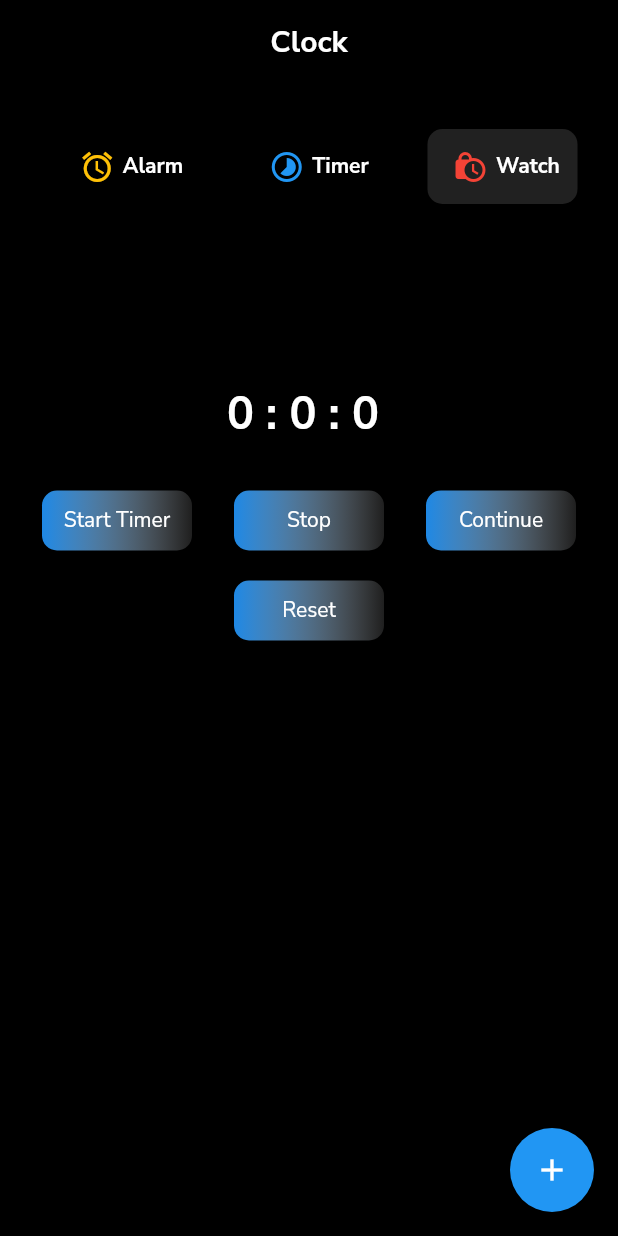
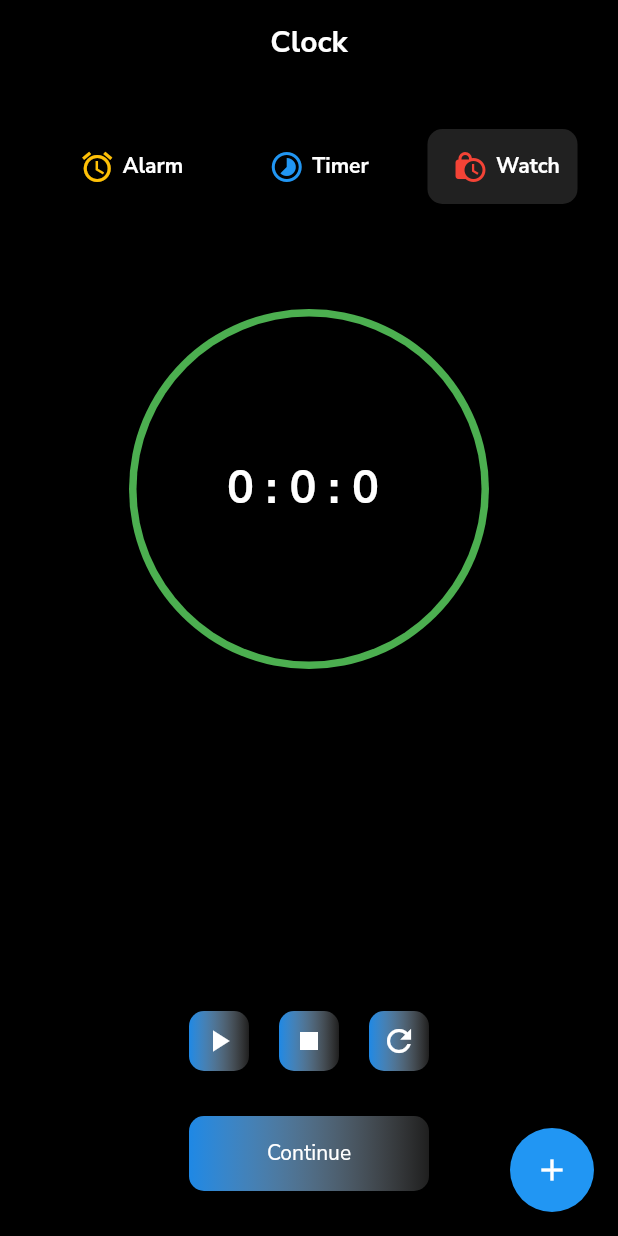
Before and after one commit to naveeramesh/clock_app, a Flutter app: the screen it shows after launch, after a tap on "Timer", after a tap on "Watch", on a phone screen of 412 x 824 dp. Run offline on Flutter 3.47's test engine with Material 2 defaults, Android fonts, the phone set to English and light mode, and no system bars; our stand-ins replace cloud_firestore, firebase_core, flutter_local_notifications, google_fonts, lottie, numberpicker; accounts and stored records are empty; network calls fail.

Commit message:
feat:Updated timer functionality

```diff
--- a/timer_app/lib/Screen/homeScreen.dart
+++ b/timer_app/lib/Screen/homeScreen.dart
@@ -348,7 +348,6 @@ class _HomeScreenState extends State<HomeScreen> {
               builder: (context, value, child) => value.title == "Timer"
                   ? Expanded(child: Container(child: buildTimer()))
                   : SizedBox()),
-          SizedBox(height: 50),
           Consumer<MenuType>(
               builder: (context, value, child) => value.title == "Watch"
                   ? Expanded(child: Container(child: buildbutton()))
@@ -360,8 +359,7 @@ class _HomeScreenState extends State<HomeScreen> {
 
   Widget buildTimer() {
     return Column(children: [
-      Expanded(
-          child: Row(
+      Row(
         mainAxisAlignment: MainAxisAlignment.center,
         children: [
           Column(
@@ -452,30 +450,102 @@ class _HomeScreenState extends State<HomeScreen> {
             ],
           )
         ],
+      ),
+      SizedBox(
+        height: 50,
+      ),
+      Consumer<Countdown>(
+        builder: (context, value, child) => CircleAvatar(
+            backgroundColor: Colors.green,
+            radius: 90,
+            child: CircleAvatar(
+              radius: 88,
+              backgroundColor: Colors.black,
+              child: Text(
+                "${value.totalsec}",
+                style: GoogleFonts.nunitoSans(color: Colors.white),
+              ),
             )),
-      Consumer<Countdown>(
-          builder: (context, value, child) => Text(value.totalsec.toString(),
-              style: GoogleFonts.nunitoSans(color: Colors.white))),
-      SizedBox(height: 40),
+      ),
+      Spacer(),
+      Row(
+        mainAxisAlignment: MainAxisAlignment.center,
+        children: [
           GestureDetector(
             onTap: () {
+              // if (seconds != 0) {
+              //   Timer.periodic(Duration(seconds: 1), (timer) {
+              //     setState(() {
+              //       if (seconds == 0 && min != 0) {
+              //         seconds = 60;
+              //       } else if (min == 0) {
+              //         seconds = 0;
+              //       } else {
+              //         seconds--;
+              //       }
+              //     });
+              //   });
+              // }
+              // if (min != 0) {
+              //   Timer.periodic(Duration(minutes: 1), (timer) {
+              //     setState(() {
+              //       if (min == 0 && hour != 0) {
+              //         min = 60;
+              //       } else if (hour == 0) {
+              //         min == 0;
+              //       } else {
+              //         min--;
+              //       }
+              //     });
+              //   });
+              // }
+              // if (hour != 0) {
+              //   Timer.periodic(Duration(hours: 1), (timer) {
+              //     setState(() {
+              //       if (hour == 0) {
+              //         hour = 0;
+              //       } else {
+              //         hour--;
+              //       }
+              //     });
+              //   });
+              // }
               final countdown = Provider.of<Countdown>(context, listen: false);
+              countdown.settimer();
             },
             child: Container(
-          height: 40,
-          width: 150,
                 decoration: BoxDecoration(
                     borderRadius: BorderRadius.circular(10),
                     gradient: LinearGradient(
                       colors: [Colors.blue[600]!, Colors.white12],
                     )),
-          child: Center(
-            child: Text(
-              "Start Countdown",
-              style: GoogleFonts.nunitoSans(color: Colors.white),
+                child: Padding(
+                  padding: const EdgeInsets.all(8.0),
+                  child: Icon(Icons.play_arrow, color: Colors.white),
+                )),
+          ),
+          SizedBox(width: 20),
+          Consumer<Countdown>(
+            builder: (context, value, child) => GestureDetector(
+              onTap: () {
+                value.stoptimer();
+              },
+              child: Container(
+                  decoration: BoxDecoration(
+                      borderRadius: BorderRadius.circular(10),
+                      gradient: LinearGradient(
+                        colors: [Colors.blue[600]!, Colors.white12],
+                      )),
+                  child: Padding(
+                    padding: const EdgeInsets.all(8.0),
+                    child: Icon(Icons.stop, color: Colors.white),
+                  )),
             ),
           ),
+        ],
       ),
+      SizedBox(
+        height: 20,
       ),
     ]);
   }
@@ -485,7 +555,13 @@ class _HomeScreenState extends State<HomeScreen> {
       children: [
         Container(
           child: Consumer<StopWatch>(
-            builder: (context, timer, child) => Text(
+            builder: (context, timer, child) => CircleAvatar(
+              radius: 120,
+              backgroundColor: Colors.green,
+              child: CircleAvatar(
+                radius: 115,
+                backgroundColor: Colors.black,
+                child: Text(
                   "${timer.hour} : ${timer.minute} : ${timer.seconds} ",
                   style: GoogleFonts.nunitoSans(
                       color: Colors.white,
@@ -494,11 +570,11 @@ class _HomeScreenState extends State<HomeScreen> {
                 ),
               ),
             ),
-        SizedBox(
-          height: 30,
           ),
+        ),
+        Spacer(),
         Row(
-          mainAxisAlignment: MainAxisAlignment.spaceEvenly,
+          mainAxisAlignment: MainAxisAlignment.center,
           children: [
             GestureDetector(
               onTap: () {
@@ -506,20 +582,18 @@ class _HomeScreenState extends State<HomeScreen> {
                 settimer.startTimer();
               },
               child: Container(
-                height: 40,
-                width: 100,
                   decoration: BoxDecoration(
                       borderRadius: BorderRadius.circular(10),
                       gradient: LinearGradient(
                         colors: [Colors.blue[600]!, Colors.white12],
                       )),
-                child: Center(
-                  child: Text(
-                    "Start Timer",
-                    style: GoogleFonts.nunitoSans(color: Colors.white),
+                  child: Padding(
+                    padding: const EdgeInsets.all(8.0),
+                    child: Icon(Icons.play_arrow, color: Colors.white),
+                  )),
             ),
-                ),
-              ),
+            SizedBox(
+              width: 20,
             ),
             GestureDetector(
               onTap: () {
@@ -527,20 +601,39 @@ class _HomeScreenState extends State<HomeScreen> {
                 settimer.stopTimer();
               },
               child: Container(
-                height: 40,
-                width: 100,
                   decoration: BoxDecoration(
                       borderRadius: BorderRadius.circular(10),
                       gradient: LinearGradient(
                         colors: [Colors.blue[600]!, Colors.white12],
                       )),
-                child: Center(
-                  child: Text(
-                    "Stop",
-                    style: GoogleFonts.nunitoSans(color: Colors.white),
+                  child: Padding(
+                    padding: const EdgeInsets.all(8.0),
+                    child: Icon(Icons.stop, color: Colors.white),
+                  )),
             ),
+            SizedBox(
+              width: 20,
             ),
+            GestureDetector(
+              onTap: () {
+                final settimer = Provider.of<StopWatch>(context, listen: false);
+                settimer.reset();
+              },
+              child: Container(
+                  decoration: BoxDecoration(
+                      borderRadius: BorderRadius.circular(10),
+                      gradient: LinearGradient(
+                        colors: [Colors.blue[600]!, Colors.white12],
+                      )),
+                  child: Padding(
+                    padding: const EdgeInsets.all(8.0),
+                    child: Icon(Icons.refresh, color: Colors.white),
+                  )),
             ),
+          ],
+        ),
+        SizedBox(
+          height: 30,
         ),
         GestureDetector(
           onTap: () {
@@ -548,8 +641,8 @@ class _HomeScreenState extends State<HomeScreen> {
             settimer.continueTimer();
           },
           child: Container(
-                height: 40,
-                width: 100,
+              height: 50,
+              width: 160,
               decoration: BoxDecoration(
                   borderRadius: BorderRadius.circular(10),
                   gradient: LinearGradient(
@@ -559,35 +652,10 @@ class _HomeScreenState extends State<HomeScreen> {
                   child: Text(
                 "Continue",
                 style: GoogleFonts.nunitoSans(color: Colors.white),
-                  ),
-                ),
-              ),
-            ),
-          ],
+              ))),
         ),
         SizedBox(
-          height: 20,
-        ),
-        GestureDetector(
-          onTap: () {
-            final settimer = Provider.of<StopWatch>(context, listen: false);
-            settimer.reset();
-          },
-          child: Container(
-            height: 40,
-            width: 100,
-            decoration: BoxDecoration(
-                borderRadius: BorderRadius.circular(10),
-                gradient: LinearGradient(
-                  colors: [Colors.blue[600]!, Colors.white12],
-                )),
-            child: Center(
-              child: Text(
-                "Reset",
-                style: GoogleFonts.nunitoSans(color: Colors.white),
-              ),
-            ),
-          ),
+          height: 30,
         ),
       ],
     );
--- a/timer_app/lib/providers/countdown.dart
+++ b/timer_app/lib/providers/countdown.dart
@@ -6,12 +6,12 @@ class Countdown extends ChangeNotifier {
   int _hour = 0;
   int _min = 0;
 
-  int totalsec = 0;
+  int _totalsec = 0;
   Timer? _timer;
   int get seconds => _seconds;
   int get hour => _hour;
   int get min => _min;
-
+  int get totalsec => _totalsec;
   void setsec(int value) {
     _seconds = value;
 
@@ -33,19 +33,29 @@ class Countdown extends ChangeNotifier {
   void startcountdown() {
     int tototalmin = _min * 60;
     int totalhour = _hour * 60 * 60;
-    totalsec = totalhour + tototalmin + _seconds;
+    _totalsec = totalhour + tototalmin + _seconds;
     notifyListeners();
   }
-  // void startcountdown() {
-  //   _seconds = 60;
 
-  //   _timer = Timer.periodic(Duration(seconds: 1), (timer) {
-  //     if (_seconds > 0) {
-  //       _seconds--;
-  //     } else {
-  //       print("Done");
-  //     }
+  void settimer() {
+    int tototalmin = _min * 60;
+    int totalhour = _hour * 60 * 60;
+    _totalsec = totalhour + tototalmin + _seconds;
 
-  //     notifyListeners();
-  //   });
+    _timer = Timer.periodic(Duration(seconds: 1), (timer) {
+      if (_totalsec > 0) {
+        _totalsec--;
+      } else if (_totalsec == 0) {
+        _totalsec = 0;
+      }
+
+      notifyListeners();
+    });
+  }
+
+  void stoptimer() {
+
+    _timer!.cancel();
+
+  }
 }
```
Lines whose indentation alone changed are shown as unchanged.
